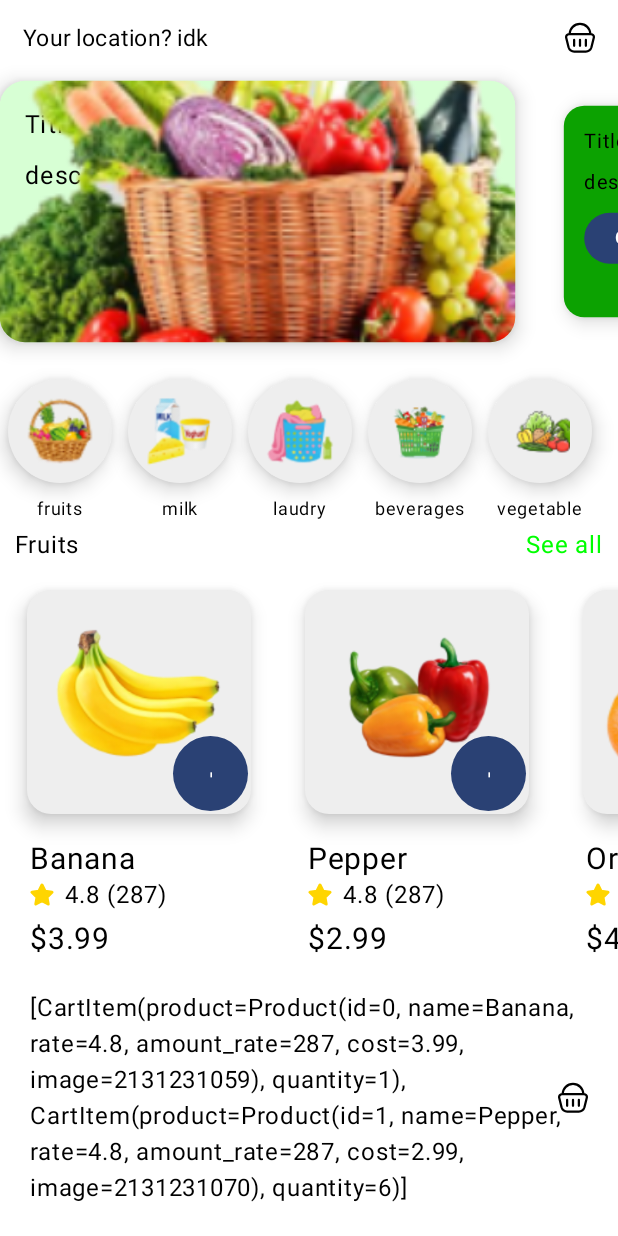
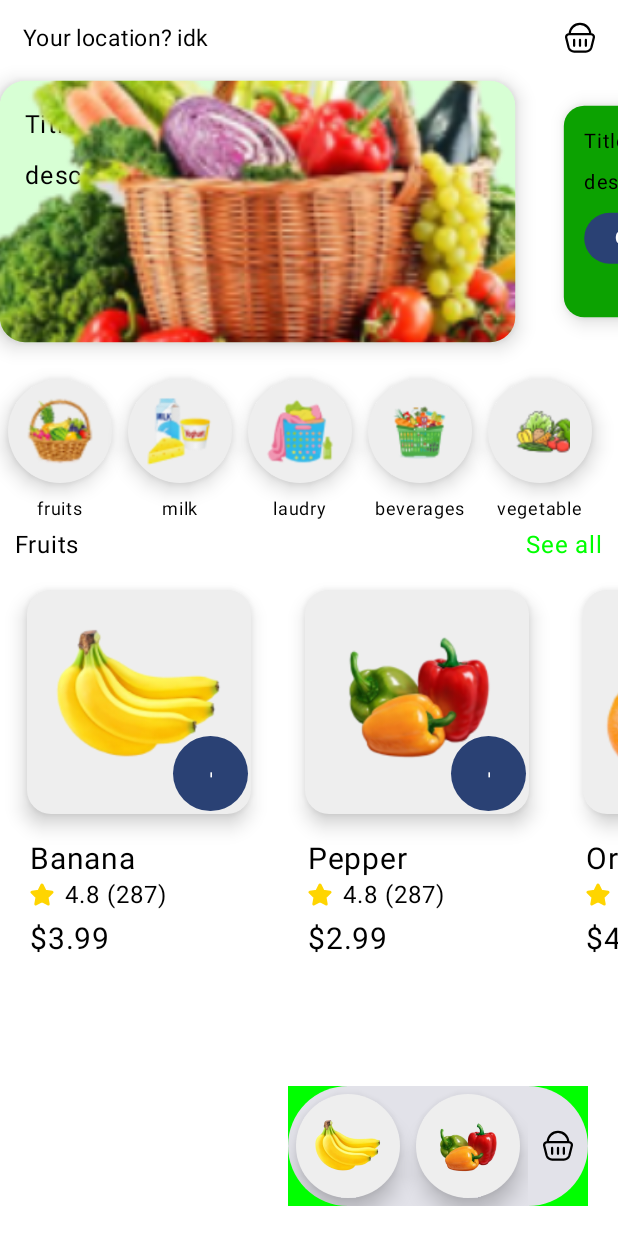
Before and after one commit to XLED-bd/Yaowosh-shop-app, an Android app built with Jetpack Compose: the @Preview function GreetingPreview, on a phone screen of 412 x 824 dp. Run offline under Robolectric (Android 15) with nearby library versions, the phone set to English and light mode, and no system bars; our stand-ins replace livedata-compose.

Commit message:
create front cart

```diff
--- /dev/null
+++ b/app/src/main/java/com/xled/yaowosh/ui/cart/IconItemCart.kt
@@ -0,0 +1,43 @@
+package com.xled.yaowosh.ui.cart
+
+import androidx.compose.foundation.Image
+import androidx.compose.foundation.isSystemInDarkTheme
+import androidx.compose.foundation.layout.height
+import androidx.compose.foundation.layout.padding
+import androidx.compose.foundation.layout.width
+import androidx.compose.foundation.shape.RoundedCornerShape
+import androidx.compose.material3.Card
+import androidx.compose.material3.CardDefaults
+import androidx.compose.runtime.Composable
+import androidx.compose.ui.Modifier
+import androidx.compose.ui.graphics.Color
+import androidx.compose.ui.res.painterResource
+import androidx.compose.ui.unit.dp
+import com.xled.yaowosh.data.models.CartItem
+
+@Composable
+fun MiniIconItemCart(cartItem: CartItem){
+    var color = Color(0xFFEEEEEE)
+    if (isSystemInDarkTheme()){
+        color = Color(0xFF555555)
+    }
+
+    Card(
+        Modifier
+            .width(80.dp)
+            .height(80.dp)
+            .padding(5.dp),
+        RoundedCornerShape(50.dp), CardDefaults.cardColors(
+            containerColor = color,
+        ), CardDefaults.cardElevation(8.dp)
+    ){
+        Image(
+            painter = painterResource(cartItem.product.image),
+            contentDescription = "cart_image",
+            modifier = Modifier.padding(10.dp)
+                .height(70.dp)
+                .width(70.dp)
+        )
+
+    }
+}
--- a/app/src/main/java/com/xled/yaowosh/ui/mainPage/MainPage.kt
+++ b/app/src/main/java/com/xled/yaowosh/ui/mainPage/MainPage.kt
@@ -6,6 +6,7 @@ import android.content.Intent
 import android.util.Log
 import android.widget.ImageButton
 import androidx.compose.foundation.Image
+import androidx.compose.foundation.background
 import androidx.compose.foundation.isSystemInDarkTheme
 import androidx.compose.foundation.layout.Box
 import androidx.compose.foundation.layout.Column
@@ -47,6 +48,7 @@ import com.xled.yaowosh.logic.calculateScale
 import com.xled.yaowosh.ui.MainActivity
 import com.xled.yaowosh.ui.cart.CartActivity
 import com.xled.yaowosh.ui.cart.CartViewModel
+import com.xled.yaowosh.ui.cart.MiniIconItemCart
 import com.xled.yaowosh.ui.theme.YaowoshTheme
 
 
@@ -72,18 +74,25 @@ fun MainPage(
         }
 
         if (cart_state.list_cart.isNotEmpty())
-            Box(modifier = Modifier
+            Card(modifier = Modifier
                 .align(Alignment.BottomEnd)
                 .padding(20.dp)
-                .fillMaxWidth()
-            ) {
-                Text(text = cart_state.list_cart.toString())
+                .background(Color.Green),
+                RoundedCornerShape(50.dp),
+
+            ) { Box {
+                    LazyRow ( Modifier.align(Alignment.CenterEnd).padding(end = 40.dp)){
+                        items(cart_state.list_cart) { item ->
+                            MiniIconItemCart(item)
+                        }
+                    }
+                    //Text(text = cart_state.list_cart.toString())
 
                     if (!isSystemInDarkTheme()){
                         Image(
                             painter = painterResource(R.drawable.basket),
                             contentDescription = "Basket",
-                        modifier = Modifier.align(Alignment.CenterEnd)
+                            modifier = Modifier.align(Alignment.CenterEnd).padding(end = 10.dp)
                         )
                     } else {
                         Image(
@@ -91,6 +100,7 @@ fun MainPage(
                             contentDescription = "Basket",
                             modifier = Modifier.align(Alignment.CenterEnd)
                         )
+                    }
                 }
             }
         }
```
Lines whose indentation alone changed are shown as unchanged.
